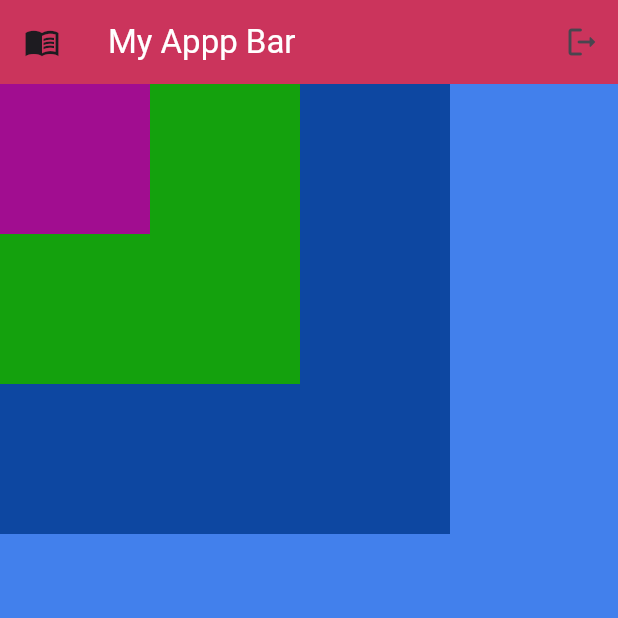
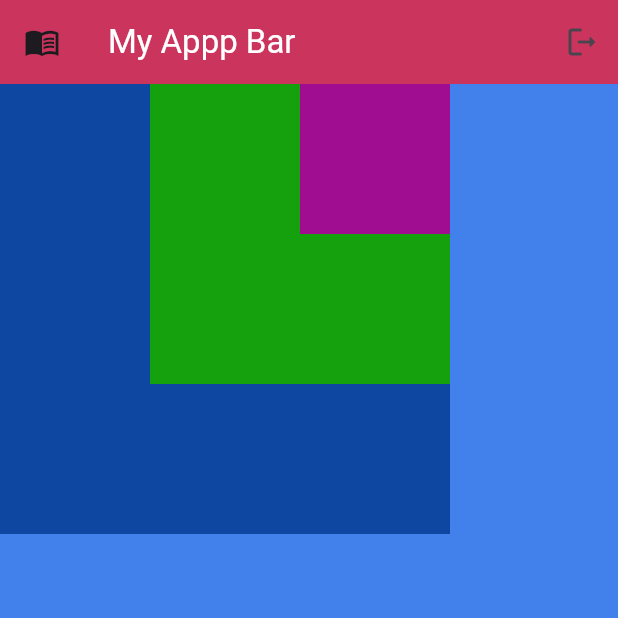
Before and after one commit to BunthongDev/Flutter-basic, a Flutter app: the screen it shows after launch, on a phone screen of 412 x 824 dp, the top half of it. Run offline on Flutter 3.47's test engine with Material 3 defaults, Android fonts, the phone set to English and light mode, and no system bars.

Commit message:
Add alignment style to the stack box

```diff
--- a/lib/main.dart
+++ b/lib/main.dart
@@ -88,6 +88,7 @@ class MyApp extends StatelessWidget {
           // body with column
           // we use ListView when we want them to be scroll
           body: Stack(
+            alignment: Alignment.topRight,
             children: [
               // big box
               Container(
```
